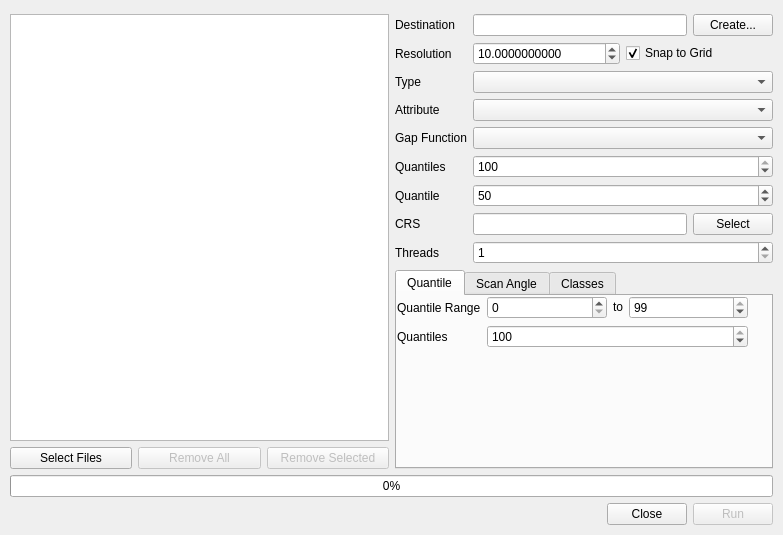
The window that src/apps/pointstats.ui (rskelly/treetops) describes before a commit, drawn with Qt 5.
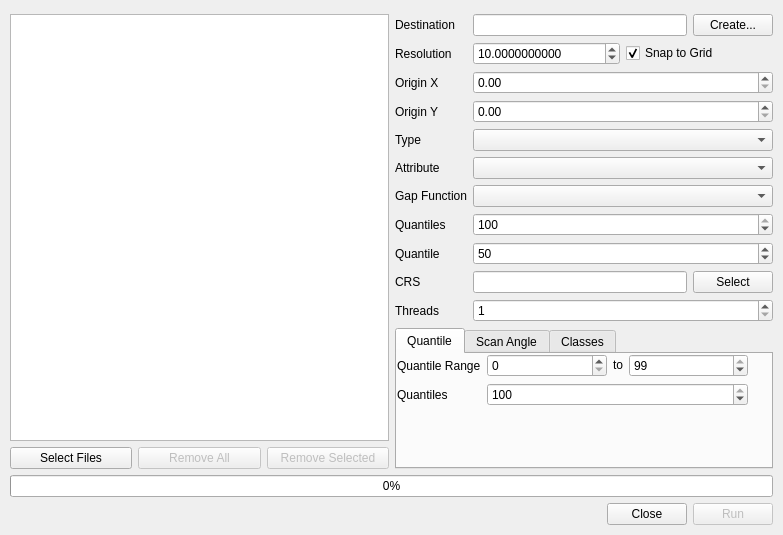
The same window after the commit.

Commit message: Working on pointstats; doesn't build.

Patch:
```diff
--- a/src/apps/pointstats.ui
+++ b/src/apps/pointstats.ui
@@ -143,44 +143,44 @@
             </item>
            </layout>
           </item>
-          <item row="2" column="0">
+          <item row="4" column="0">
            <widget class="QLabel" name="lblType">
             <property name="text">
              <string>Type</string>
             </property>
            </widget>
           </item>
-          <item row="2" column="1">
+          <item row="4" column="1">
            <widget class="QComboBox" name="cboType"/>
           </item>
-          <item row="3" column="0">
+          <item row="5" column="0">
            <widget class="QLabel" name="lblAttribute">
             <property name="text">
              <string>Attribute</string>
             </property>
            </widget>
           </item>
-          <item row="3" column="1">
+          <item row="5" column="1">
            <widget class="QComboBox" name="cboAttribute"/>
           </item>
-          <item row="4" column="0">
+          <item row="6" column="0">
            <widget class="QLabel" name="lblGapFunction">
             <property name="text">
              <string>Gap Function</string>
             </property>
            </widget>
           </item>
-          <item row="4" column="1">
+          <item row="6" column="1">
            <widget class="QComboBox" name="cboGapFunction"/>
           </item>
-          <item row="5" column="0">
+          <item row="7" column="0">
            <widget class="QLabel" name="lblQuantiles">
             <property name="text">
              <string>Quantiles</string>
             </property>
            </widget>
           </item>
-          <item row="5" column="1">
+          <item row="7" column="1">
            <widget class="QSpinBox" name="spnQuantiles">
             <property name="maximum">
              <number>100</number>
@@ -190,28 +190,28 @@
             </property>
            </widget>
           </item>
-          <item row="6" column="0">
+          <item row="8" column="0">
            <widget class="QLabel" name="lblQuantile">
             <property name="text">
              <string>Quantile</string>
             </property>
            </widget>
           </item>
-          <item row="6" column="1">
+          <item row="8" column="1">
            <widget class="QSpinBox" name="spnQuantile">
             <property name="value">
              <number>50</number>
             </property>
            </widget>
           </item>
-          <item row="7" column="0">
+          <item row="9" column="0">
            <widget class="QLabel" name="lblSRID">
             <property name="text">
              <string>CRS</string>
             </property>
            </widget>
           </item>
-          <item row="7" column="1">
+          <item row="9" column="1">
            <layout class="QHBoxLayout" name="horizontalLayout_2">
             <item>
              <widget class="QLineEdit" name="txtCRSConfig">
@@ -238,20 +238,40 @@
             </item>
            </layout>
           </item>
-          <item row="8" column="0">
+          <item row="10" column="0">
            <widget class="QLabel" name="label">
             <property name="text">
              <string>Threads</string>
             </property>
            </widget>
           </item>
-          <item row="8" column="1">
+          <item row="10" column="1">
            <widget class="QSpinBox" name="spnThreads">
             <property name="minimum">
              <number>1</number>
             </property>
            </widget>
           </item>
+          <item row="2" column="1">
+           <widget class="QDoubleSpinBox" name="spnOriginX"/>
+          </item>
+          <item row="3" column="1">
+           <widget class="QDoubleSpinBox" name="spnOriginY"/>
+          </item>
+          <item row="2" column="0">
+           <widget class="QLabel" name="label_2">
+            <property name="text">
+             <string>Origin X</string>
+            </property>
+           </widget>
+          </item>
+          <item row="3" column="0">
+           <widget class="QLabel" name="label_3">
+            <property name="text">
+             <string>Origin Y</string>
+            </property>
+           </widget>
+          </item>
          </layout>
         </item>
         <item>
```
The commit also changes 7 other files.
